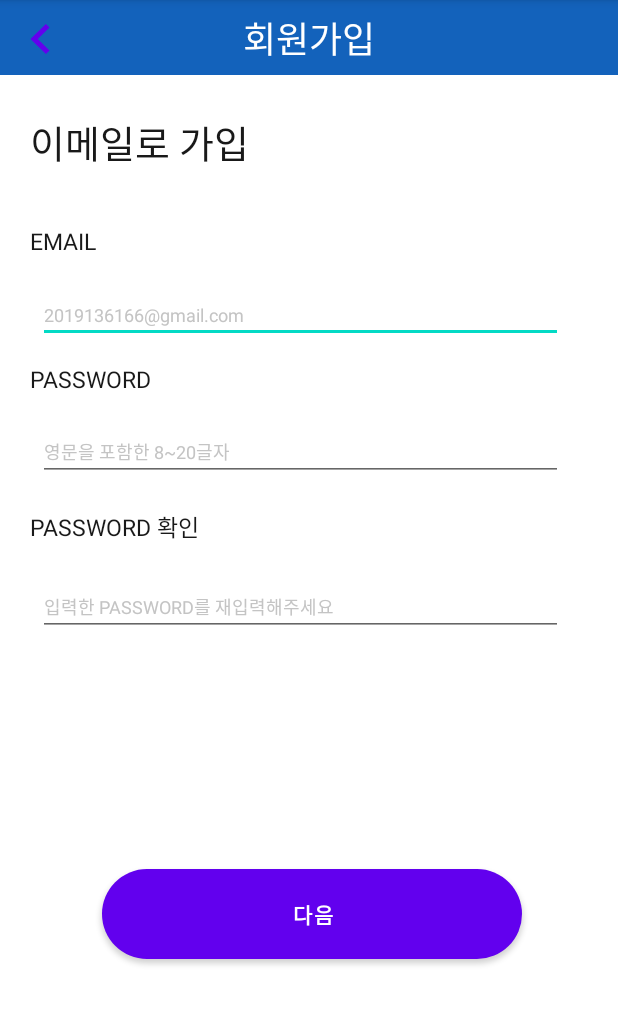
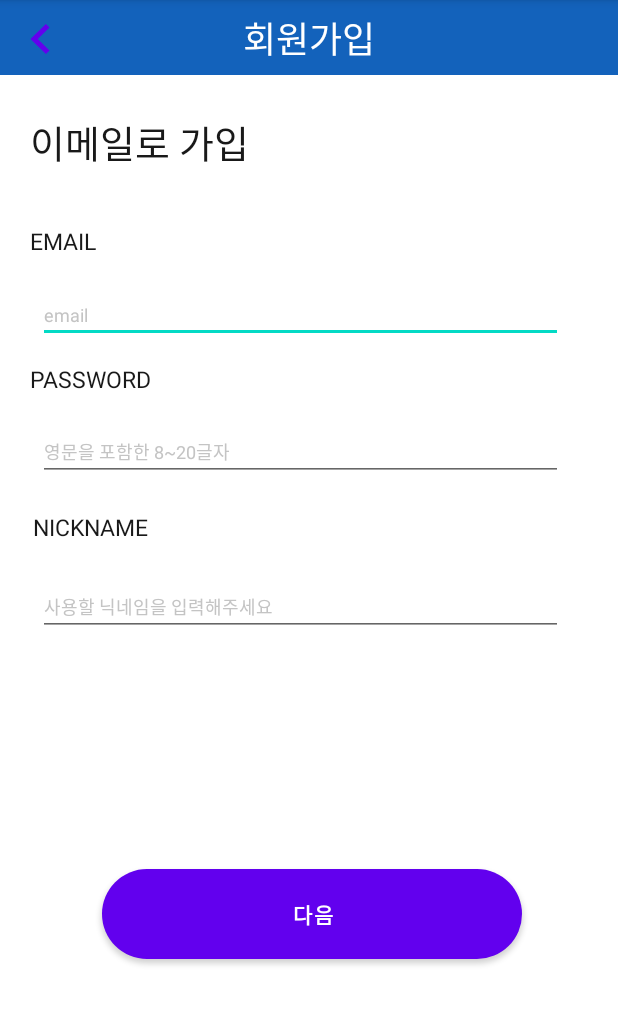
Before and after one commit to tuski01/firebase, an Android app: the joinActivity screen opened directly, with no data from a screen before it, on a phone screen of 412 x 824 dp, the part 84-1109 px from its top. Run offline under Robolectric (Android 15) with nearby library versions, the phone set to English and light mode, and no system bars; our stand-ins replace Firebase (no records; nobody signed in at launch, a user with empty details on screens opened directly).

```diff
--- a/app/src/main/java/net/flow9/dcjt/firebase/joinActivity.java
+++ b/app/src/main/java/net/flow9/dcjt/firebase/joinActivity.java
@@ -22,7 +22,7 @@ public class joinActivity extends AppCompatActivity {
 
         private FirebaseAuth mFirebaseAuth; // 파이어 베이스 인증
         private DatabaseReference mDatabaseRef; // 실시간 데이터베이스
-        private EditText E_Email, E_Pass, E_PassCheck;      // 로그인 입력필드
+        private EditText E_Email, E_Pass, E_Nickname;      // 로그인 입력필드
 
         protected void onCreate(Bundle savedInstanceState) {
             super.onCreate(savedInstanceState);
@@ -33,7 +33,7 @@ public class joinActivity extends AppCompatActivity {
 
             E_Email = findViewById(R.id.e_email);
             E_Pass = findViewById(R.id.e_password);
-            E_PassCheck = findViewById(R.id.e_passcheck);
+            E_Nickname = findViewById(R.id.e_nickname);
 
             Button b_confirm = findViewById(R.id.b_confirm);
             b_confirm.setOnClickListener(new View.OnClickListener() {
@@ -42,6 +42,7 @@ public class joinActivity extends AppCompatActivity {
                     // 회원가입 처리 시작
                     String strEmail = E_Email.getText().toString();
                     String strPwd = E_Pass.getText().toString();
+                    String strNick = E_Nickname.getText().toString();
 
                     // Firebase Auth 진행
                     mFirebaseAuth.createUserWithEmailAndPassword(strEmail, strPwd).addOnCompleteListener(joinActivity.this, new OnCompleteListener<AuthResult>() {
@@ -54,6 +55,7 @@ public class joinActivity extends AppCompatActivity {
                                 account.setIdToken(firebaseUser.getUid());
                                 account.setEmailId(firebaseUser.getEmail());
                                 account.setPassword(strPwd);
+                                account.setNickname(strNick);
 
                                 // setValue : database에 insert 하는 행위1
                                 mDatabaseRef.child("UserAccount").child(firebaseUser.getUid()).setValue(account);
--- a/app/src/main/res/layout/activity_join.xml
+++ b/app/src/main/res/layout/activity_join.xml
@@ -12,7 +12,7 @@
         android:layout_width="wrap_content"
         android:layout_height="wrap_content"
         android:ems="25"
-        android:hint="2019136166@gmail.com"
+        android:hint="email"
         android:inputType="textEmailAddress"
         android:textColorHint="#c4c4c4"
         android:textSize="12dp"
@@ -66,11 +66,11 @@
         app:layout_constraintVertical_bias="0.201" />
 
     <EditText
-        android:id="@+id/e_passcheck"
+        android:id="@+id/e_nickname"
         android:layout_width="wrap_content"
         android:layout_height="wrap_content"
         android:ems="25"
-        android:hint="입력한 PASSWORD를 재입력해주세요"
+        android:hint="사용할 닉네임을 입력해주세요"
         android:inputType="text"
         android:textColorHint="#c4c4c4"
         android:textSize="12dp"
@@ -98,10 +98,10 @@
         app:layout_constraintVertical_bias="0.387" />
 
     <TextView
-        android:id="@+id/t_passok"
+        android:id="@+id/t_nickname"
         android:layout_width="wrap_content"
         android:layout_height="wrap_content"
-        android:text="PASSWORD 확인"
+        android:text="NICKNAME"
         android:textColor="#191919"
         android:textSize="15dp"
         app:layout_constraintBottom_toBottomOf="parent"
```
Also changed, not shown: app/src/main/java/net/flow9/dcjt/firebase/UserAccount.java (+9 -0 lines), app/src/main/java/net/flow9/dcjt/firebase/myPageActivity.java (+31 -1 lines), app/src/main/res/layout/activity_mypage.xml (+9 -4 lines).
